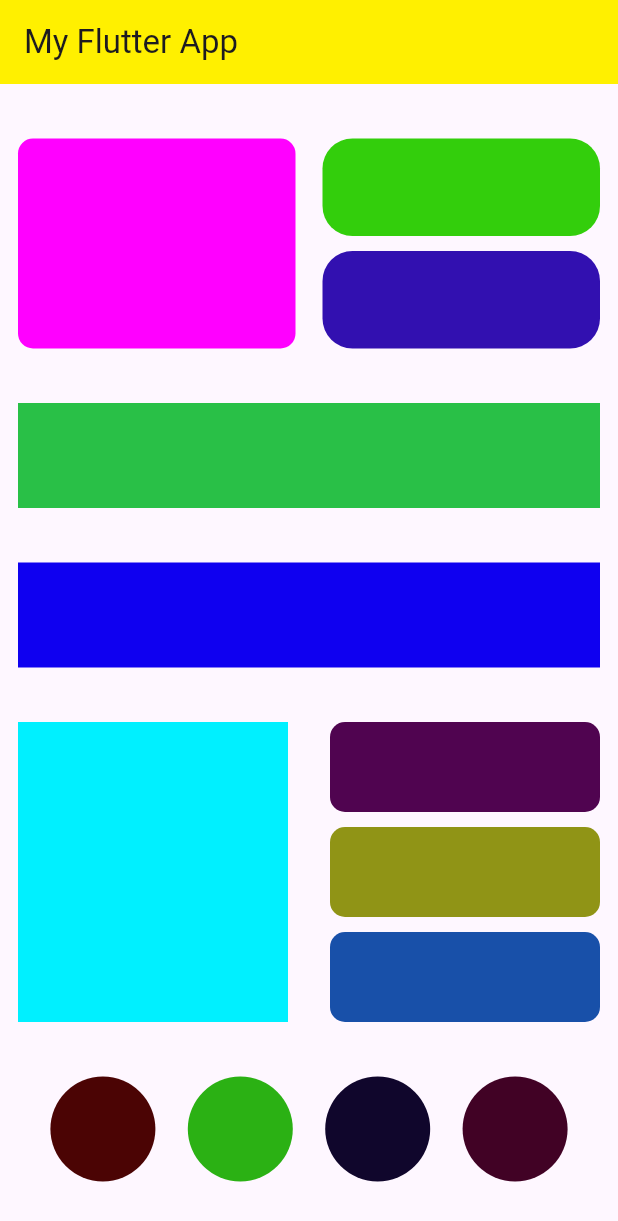
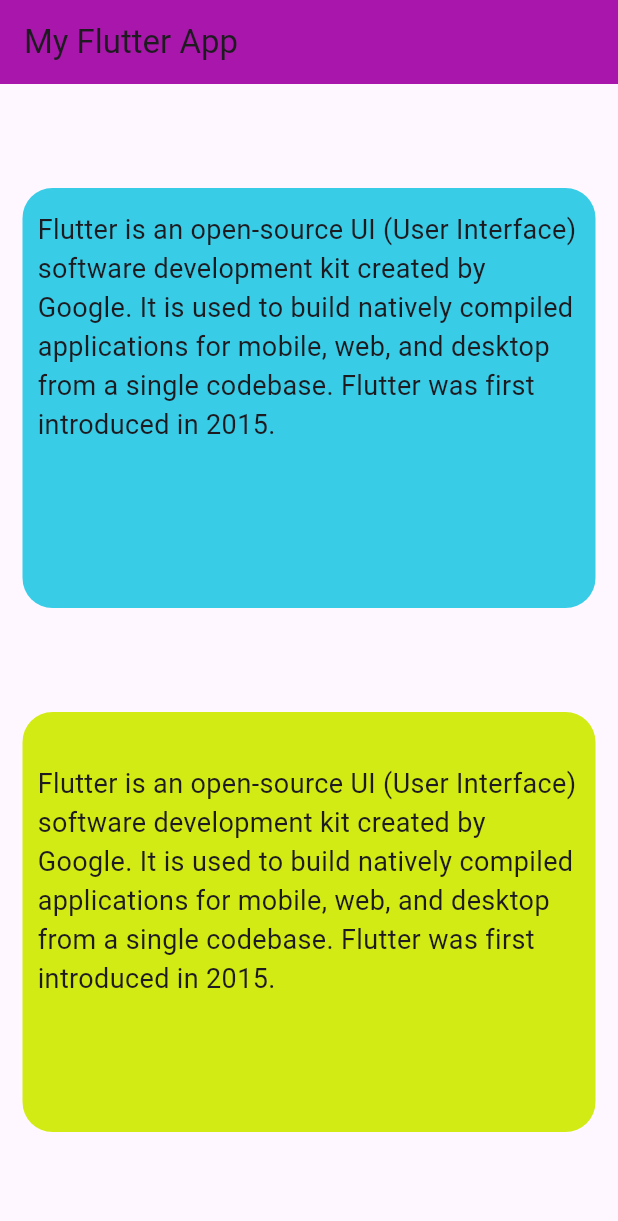
Before and after one commit to 99Udith/my_first_flutter_app, a Flutter app: the screen it shows after launch, on a phone screen of 412 x 824 dp. Shown: the top 1221 px of the screen. Run offline on Flutter 3.47's test engine with Material 3 defaults, Android fonts, the phone set to English and light mode, and no system bars.

Commit message:
08/02/2025 Updates

```diff
--- a/lib/main.dart
+++ b/lib/main.dart
@@ -10,149 +10,47 @@ class MyApp extends StatelessWidget {
   Widget build(BuildContext context) {
     return MaterialApp(
       debugShowCheckedModeBanner: false,
-      title: "flutter App",
+      title: "Layout_1",
       home: Scaffold(
         appBar: AppBar(
           title: Text("My Flutter App"),
-          backgroundColor: Color(0xfffff000),
+          backgroundColor: Color.fromARGB(255, 169, 22, 171),
         ),
         body: Padding(
-          padding: const EdgeInsets.symmetric(horizontal: 12),
+          padding: const EdgeInsets.symmetric(horizontal: 15),
           child: Column(
             mainAxisAlignment: MainAxisAlignment.spaceEvenly,
             children: [
-              SizedBox(
-                height: 140,
+              Container(
+                height: 280,
                 width: double.infinity,
-                child: Row(
-                  mainAxisAlignment: MainAxisAlignment.spaceBetween,
-                  children: [
-                    Container(
-                      height: 140,
-                      width: 185,
-                      decoration: BoxDecoration(
-                        borderRadius: BorderRadius.circular(10),
-                        color: Color(0xffff00ff)
-                      ),
-                    ),
-                    Column(
-                      mainAxisAlignment: MainAxisAlignment.spaceBetween,
-                      children: [
-                        Container(
-                          height: 65,
-                          width: 185,
-                          decoration: BoxDecoration(
-                            borderRadius: BorderRadius.circular(20),
-                            color: Color.fromARGB(255, 51, 206, 12)
-                          ),
-                        ),
-                        Container(
-                          height: 65,
-                          width: 185,
-                          decoration: BoxDecoration(
-                            borderRadius: BorderRadius.circular(20),
-                            color: Color.fromARGB(255, 50, 16, 176)
-                          ),
-                        ),
-                      ],
-                    )
-                  ],
+                decoration: BoxDecoration(
+                  color: Color.fromARGB(255, 56, 204, 231),
+                  borderRadius: BorderRadius.circular(20)
+                ),
+                child: Padding(
+                  padding: const EdgeInsets.symmetric(vertical: 15,horizontal: 10),
+                  child: Text("Flutter is an open-source UI (User Interface) software development kit created by Google. It is used to build natively compiled applications for mobile, web, and desktop from a single codebase. Flutter was first introduced in 2015.",
+                  style: TextStyle(
+                    fontSize: 18
+                  ),),
                 ),
               ),
               Container(
-                height: 70,
+                height: 280,
                 width: double.infinity,
-                color: Color.fromARGB(255, 41, 192, 71),
-              ),
-              Container(
-                height: 70,
-                width: double.infinity,
-                color: Color(0xff0f00f0),
-              ),
-              SizedBox(
-                height: 200,
-                width: double.infinity,
-                child: Row(
-                  mainAxisAlignment: MainAxisAlignment.spaceBetween,
-                  children: [
-                    Container(
-                      height: 200,
-                      width: 180,
-                      decoration: BoxDecoration(
-                        color: Color(0xff00f0ff)
-                      ),
-                    ),
-                    Column(
-                      mainAxisAlignment: MainAxisAlignment.spaceBetween,
-                      children: [
-                        Container(
-                          height: 60,
-                          width: 180,
-                          decoration: BoxDecoration(
-                            borderRadius: BorderRadius.circular(10),
-                            color: Color(0xff500450)
-                          ),
-                        ),
-                        Container(
-                          height: 60,
-                          width: 180,
-                          decoration: BoxDecoration(
-                            borderRadius: BorderRadius.circular(10),
-                            color: Color.fromARGB(255, 144, 148, 22)
-                          ),
-                        ),
-                        Container(
-                          height: 60,
-                          width: 180,
-                          decoration: BoxDecoration(
-                            borderRadius: BorderRadius.circular(10),
-                            color: Color.fromARGB(255, 24, 80, 169)
-                          ),
-                        ),
-                      ],
-                    ),
-                  ],
+                decoration: BoxDecoration(
+                  color: Color.fromARGB(255, 210, 235, 20),
+                  borderRadius: BorderRadius.circular(20)
+                ),
+                child: Padding(
+                  padding: const EdgeInsets.symmetric(vertical: 35,horizontal: 10),
+                  child: Text("Flutter is an open-source UI (User Interface) software development kit created by Google. It is used to build natively compiled applications for mobile, web, and desktop from a single codebase. Flutter was first introduced in 2015.",
+                  style: TextStyle(
+                    fontSize: 18
+                  ),),
                 ),
               ),
-              SizedBox(
-                height: 70,
-                width: double.infinity,
-                child: Row(
-                  mainAxisAlignment: MainAxisAlignment.spaceEvenly,
-                  children: [
-                    Container(
-                      height: 70,
-                      width: 70,
-                      decoration: BoxDecoration(
-                        color: Color.fromARGB(255, 75, 4, 4),
-                        borderRadius: BorderRadius.circular(50),
-                      ),
-                    ),
-                    Container(
-                      height: 70,
-                      width: 70,
-                      decoration: BoxDecoration(
-                        color: Color.fromARGB(255, 43, 177, 20),
-                        borderRadius: BorderRadius.circular(50),
-                      ),
-                    ),Container(
-                      height: 70,
-                      width: 70,
-                      decoration: BoxDecoration(
-                        color: Color.fromARGB(255, 16, 6, 44),
-                        borderRadius: BorderRadius.circular(50),
-                      ),
-                    ),Container(
-                      height: 70,
-                      width: 70,
-                      decoration: BoxDecoration(
-                        color: Color.fromARGB(255, 65, 2, 37),
-                        borderRadius: BorderRadius.circular(50),
-                      ),
-                    )
-                  ],
-                ),
-              )
             ],
           ),
         ),
```
